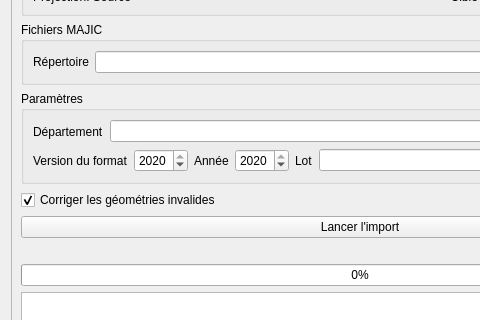
Old version of the form cadastre/forms/cadastre_import_form.ui in the repository 3liz/QgisCadastrePlugin; both pictures show x 0 to 480 and y 253 to 573 of the 720 by 694 pixel window.
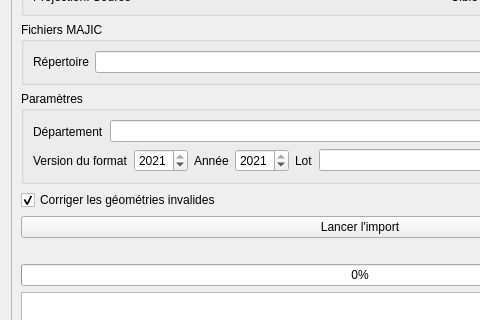
New version of the form. Custom widgets are drawn as their Qt base class.

What changed in the file:
```diff
--- a/cadastre/forms/cadastre_import_form.ui
+++ b/cadastre/forms/cadastre_import_form.ui
@@ -346,10 +346,10 @@
                <number>2012</number>
               </property>
               <property name="maximum">
-               <number>2020</number>
+               <number>2021</number>
               </property>
               <property name="value">
-               <number>2020</number>
+               <number>2021</number>
               </property>
              </widget>
             </item>
@@ -369,10 +369,10 @@
                <number>2012</number>
               </property>
               <property name="maximum">
-               <number>2020</number>
+               <number>2021</number>
               </property>
               <property name="value">
-               <number>2020</number>
+               <number>2021</number>
               </property>
              </widget>
             </item>
```
